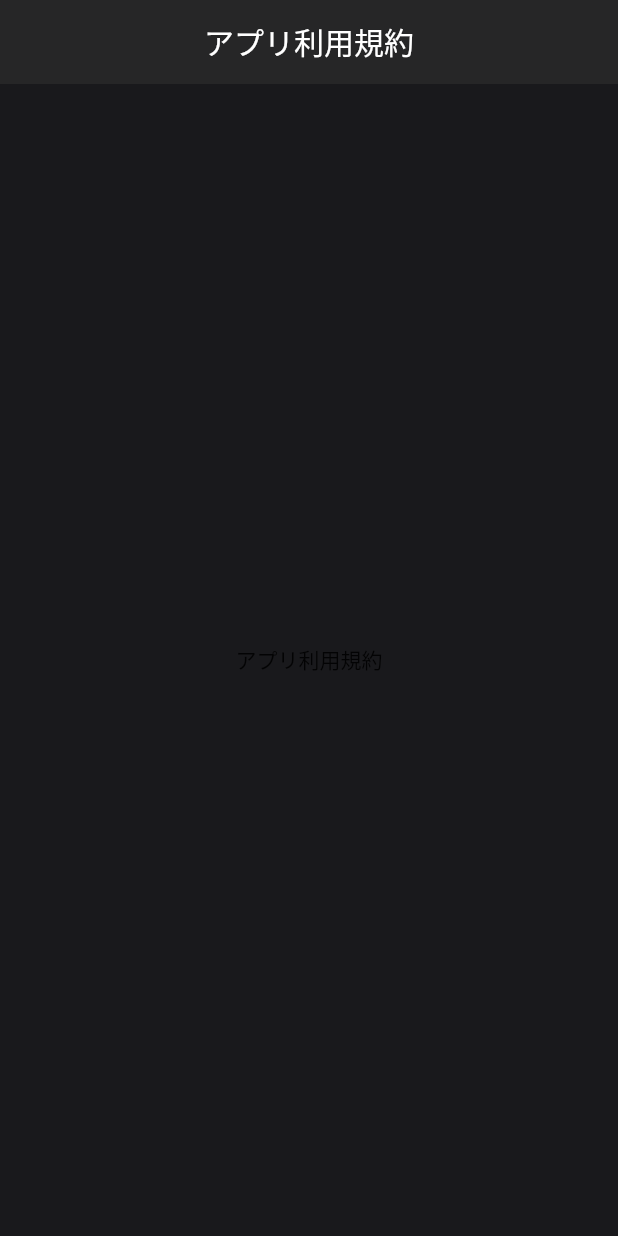
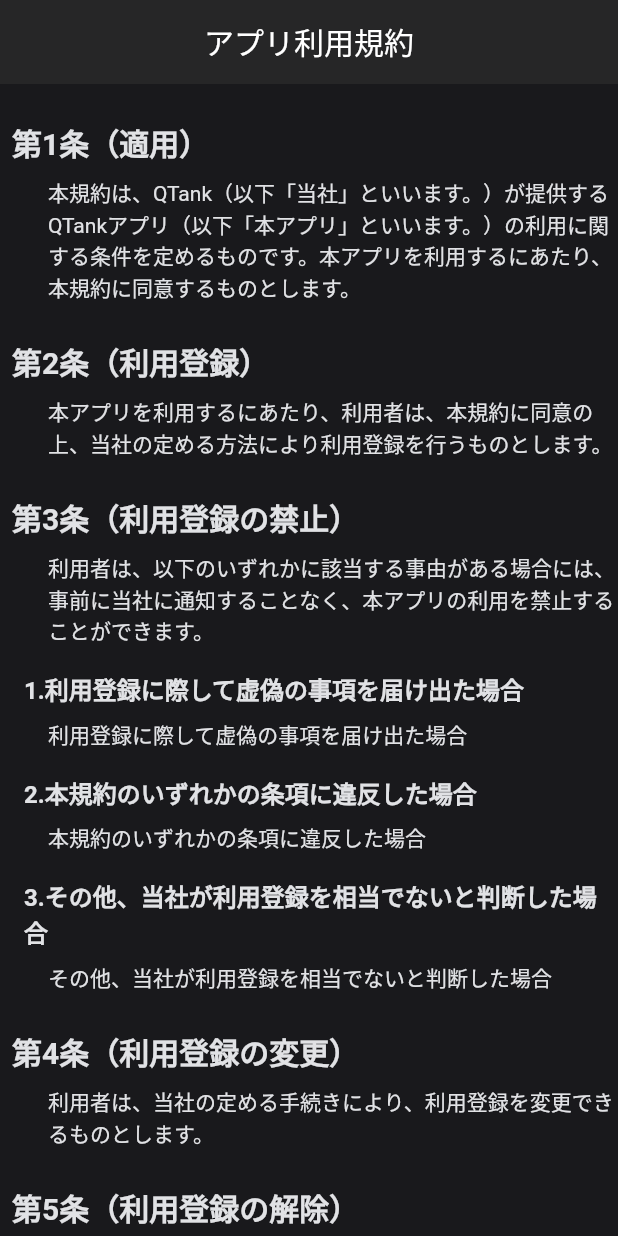
Before and after one commit to kurogoma-flutter/Qtank-mobile, a Flutter app: the AppTermPage screen opened by its route, on a phone screen of 412 x 824 dp. Run offline on Flutter 3.47's test engine with Material 2 defaults, Android fonts, the phone set to English and light mode, and no system bars; our stand-ins replace badges, cloud_firestore, connectivity_plus, firebase_auth, firebase_core, firebase_storage and 5 more; accounts and stored records are empty.

Commit message:
規約系テキスト修正

```diff
--- a/lib/presentation/pages/legal/app_term_page.dart
+++ b/lib/presentation/pages/legal/app_term_page.dart
@@ -1,4 +1,5 @@
 import 'package:flutter/material.dart';
+import 'package:qtank_mobile/presentation/pages/legal/component/legal_text_widget.dart';
 
 import '../../style/color.dart';
 
@@ -15,9 +16,80 @@ class AppTermPage extends StatelessWidget {
         centerTitle: true,
         elevation: 0,
       ),
-      body: const SizedBox.expand(
-        child: Center(
-          child: Text('アプリ利用規約'),
+      body: SizedBox.expand(
+        child: SingleChildScrollView(
+          child: Column(
+            mainAxisAlignment: MainAxisAlignment.start,
+            crossAxisAlignment: CrossAxisAlignment.start,
+            children: const [
+              LegalTitle(text: '第1条（適用）'),
+              LegalText(
+                text:
+                    '本規約は、QTank（以下「当社」といいます。）が提供するQTankアプリ（以下「本アプリ」といいます。）の利用に関する条件を定めるものです。本アプリを利用するにあたり、本規約に同意するものとします。',
+              ),
+              LegalTitle(text: '第2条（利用登録）'),
+              LegalText(
+                text: '本アプリを利用するにあたり、利用者は、本規約に同意の上、当社の定める方法により利用登録を行うものとします。',
+              ),
+              LegalTitle(text: '第3条（利用登録の禁止）'),
+              LegalText(
+                text:
+                    '利用者は、以下のいずれかに該当する事由がある場合には、事前に当社に通知することなく、本アプリの利用を禁止することができます。',
+              ),
+              LegalSubTitle(text: '1.利用登録に際して虚偽の事項を届け出た場合'),
+              LegalText(
+                text: '利用登録に際して虚偽の事項を届け出た場合',
+              ),
+              LegalSubTitle(text: '2.本規約のいずれかの条項に違反した場合'),
+              LegalText(
+                text: '本規約のいずれかの条項に違反した場合',
+              ),
+              LegalSubTitle(text: '3.その他、当社が利用登録を相当でないと判断した場合'),
+              LegalText(
+                text: 'その他、当社が利用登録を相当でないと判断した場合',
+              ),
+              LegalTitle(text: '第4条（利用登録の変更）'),
+              LegalText(
+                text: '利用者は、当社の定める手続きにより、利用登録を変更できるものとします。',
+              ),
+              LegalTitle(text: '第5条（利用登録の解除）'),
+              LegalText(
+                text: '利用者は、当社の定める手続きにより、利用登録を解除できるものとします。',
+              ),
+              LegalTitle(text: '第6条（プライバシーポリシー）'),
+              LegalText(
+                text:
+                    '利用者は、本アプリに関して、当社が定めるプライバシーポリシーに従って、当社が定める方法により、プライバシー情報を取り扱うものとします。',
+              ),
+              LegalTitle(text: '第7条（免責事項）'),
+              LegalText(text: '当社は、本アプリに関して、以下に定める事項を保証することができます。'),
+              LegalSubTitle(text: '1.本アプリに関する一切の責任'),
+              LegalText(
+                text: '本アプリに関する一切の責任を負うものとします。',
+              ),
+              LegalSubTitle(text: '2.本アプリに関する一切の責任'),
+              LegalText(
+                text: '本アプリに関する一切の責任を負うものとします。',
+              ),
+              LegalTitle(text: '第8条（禁止事項）'),
+              LegalText(
+                text: '利用者は、本アプリを利用するにあたり、以下の行為をしてはならないものとします。',
+              ),
+              LegalSubTitle(text: '1.法令または公序良俗に違反する行為'),
+              LegalText(
+                text: '法令または公序良俗に違反する行為',
+              ),
+              LegalSubTitle(text: '2.犯罪行為に関連する行為'),
+              LegalText(
+                text: '犯罪行為に関連する行為',
+              ),
+              LegalSubTitle(text: '3.当社、本アプリのサーバ、ネットワークの機能を破壊したり、妨害したりする行為'),
+              LegalText(
+                text: '当社、本アプリのサーバ、ネットワークの機能を破壊したり、妨害したりする行為',
+              ),
+              SizedBox(height: 60),
+            ],
+          ),
         ),
       ),
     );
--- a/lib/presentation/pages/legal/component/legal_text_widget.dart
+++ b/lib/presentation/pages/legal/component/legal_text_widget.dart
@@ -13,7 +13,7 @@ class LegalTitle extends StatelessWidget {
   @override
   Widget build(BuildContext context) {
     return Padding(
-      padding: const EdgeInsets.only(left: 8, top: 16),
+      padding: const EdgeInsets.only(left: 8, top: 24),
       child: Text(
         text,
         style: QTankTextStyle.title,
@@ -34,7 +34,7 @@ class LegalSubTitle extends StatelessWidget {
   @override
   Widget build(BuildContext context) {
     return Padding(
-      padding: const EdgeInsets.only(left: 16, top: 8),
+      padding: const EdgeInsets.only(left: 16, top: 16),
       child: Text(
         text,
         style: QTankTextStyle.miniTitle,
@@ -55,7 +55,7 @@ class LegalText extends StatelessWidget {
   @override
   Widget build(BuildContext context) {
     return Padding(
-      padding: const EdgeInsets.only(left: 24, top: 8),
+      padding: const EdgeInsets.only(left: 32, top: 8),
       child: Text(
         text,
         style: QTankTextStyle.subtitle,
--- a/lib/presentation/pages/legal/privacy_polict_page.dart
+++ b/lib/presentation/pages/legal/privacy_polict_page.dart
@@ -50,6 +50,7 @@ class PrivacyPolicyPage extends StatelessWidget {
               LegalText(
                   text:
                       '当社は、利用者の個人情報を取得した後、当社が利用者に対して提供するサービス（以下「本サービス」といいます。）において利用することができるものとします。'),
+              SizedBox(height: 60),
             ],
           ),
         ),
--- a/lib/presentation/pages/legal/specific_trade_law_page.dart
+++ b/lib/presentation/pages/legal/specific_trade_law_page.dart
@@ -1,4 +1,5 @@
 import 'package:flutter/material.dart';
+import 'package:qtank_mobile/presentation/pages/legal/component/legal_text_widget.dart';
 
 import '../../style/color.dart';
 
@@ -15,9 +16,20 @@ class SpecificTradeLawPage extends StatelessWidget {
         centerTitle: true,
         elevation: 0,
       ),
-      body: const SizedBox.expand(
-        child: Center(
-          child: Text('特定商取引法に基づく表示'),
+      body: SizedBox.expand(
+        child: SingleChildScrollView(
+          child: Column(
+            mainAxisAlignment: MainAxisAlignment.start,
+            crossAxisAlignment: CrossAxisAlignment.start,
+            children: const [
+              LegalTitle(text: '第1条（適用）'),
+              LegalText(text: '本規約は、本サービスを利用するすべての方に適用されるものとします。'),
+              LegalTitle(text: '第2条（本規約の変更）'),
+              LegalText(text: '当社は、必要に応じて本規約を変更することができるものとします。'),
+              LegalTitle(text: '第3条（本サービスの利用）'),
+              LegalText(text: '本サービスを利用するには、本規約に同意する必要があります。'),
+            ],
+          ),
         ),
       ),
     );
```
